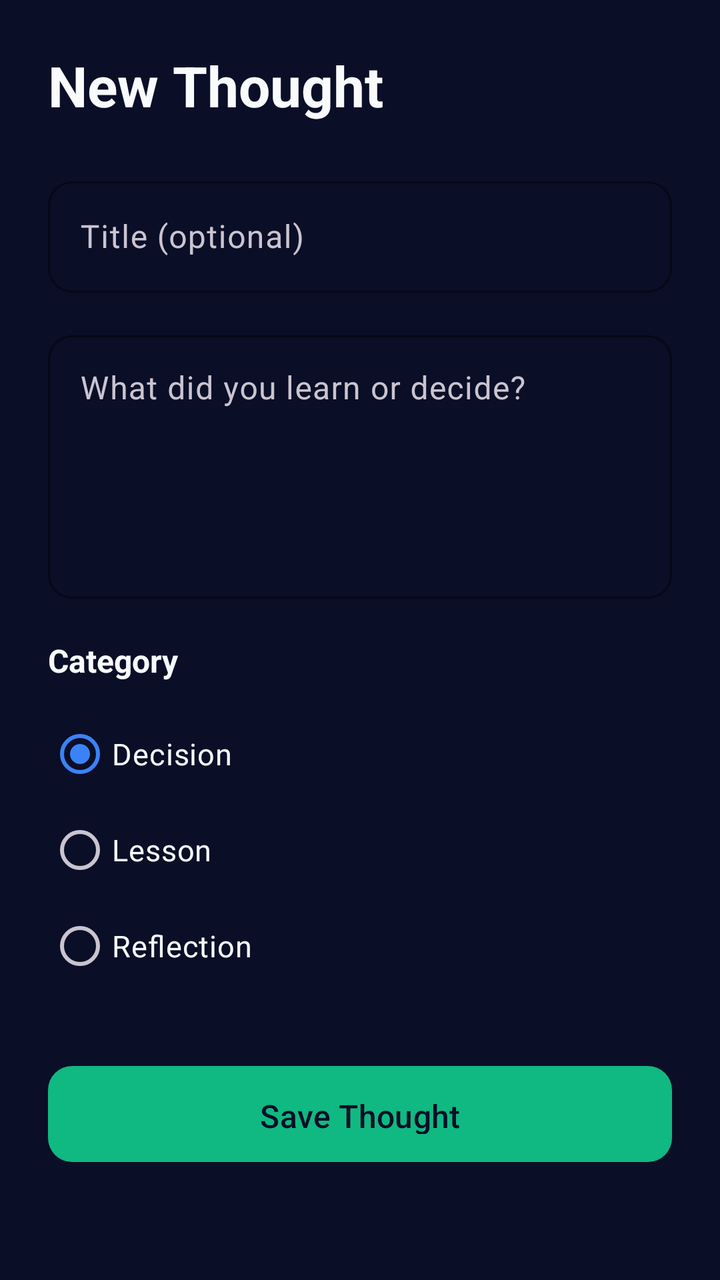
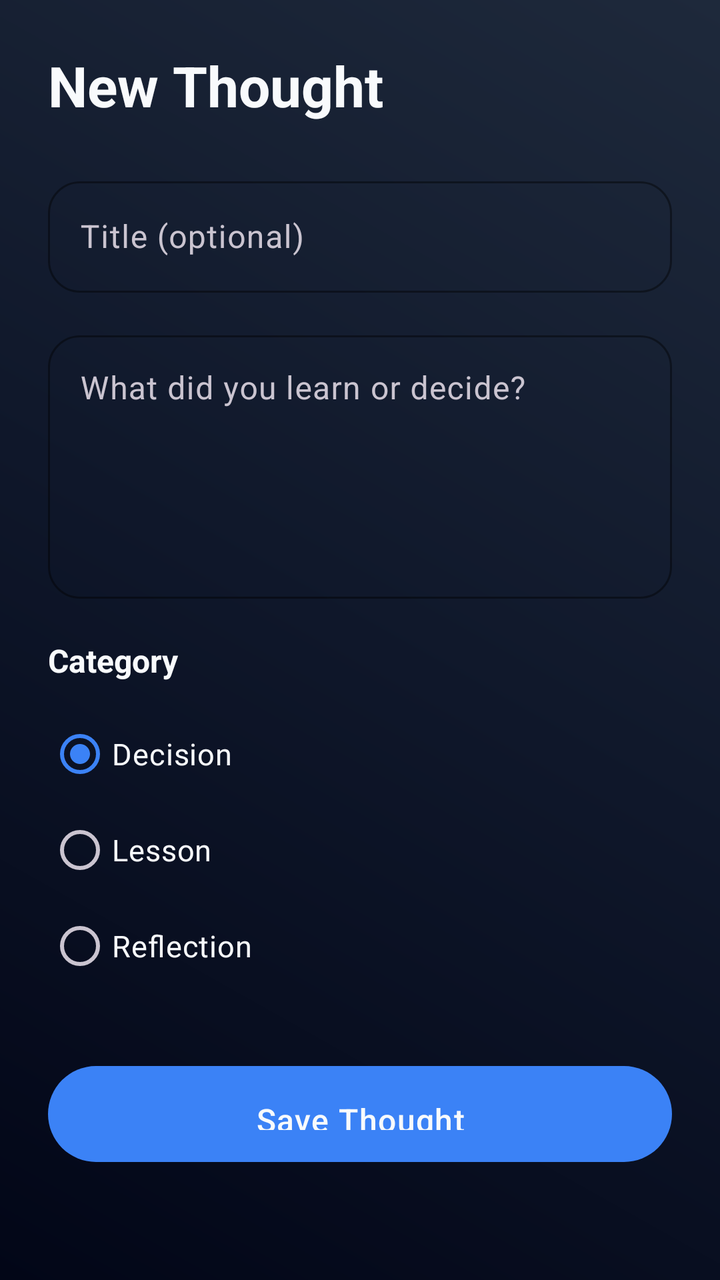

Before-and-after screenshots of an Android layout around one commit, followed by the original layout XML and the change that was made.
<!-- AndroidManifest.xml: application theme Theme.SecondBrainLite -->
<!-- res/layout/activity_add_thought.xml -->
<?xml version="1.0" encoding="utf-8"?>
<ScrollView 
    xmlns:android="http://schemas.android.com/apk/res/android"
    xmlns:app="http://schemas.android.com/apk/res-auto"
    android:layout_width="match_parent"
    android:layout_height="match_parent"
    android:background="@color/background_dark_navy"
    android:fillViewport="true">

    <LinearLayout
        android:layout_width="match_parent"
        android:layout_height="wrap_content"
        android:orientation="vertical"
        android:padding="24dp">

        
        <TextView
            android:id="@+id/headerTextView"
            android:layout_width="wrap_content"
            android:layout_height="wrap_content"
            android:text="@string/add_thought_title"
            android:textColor="@color/text_off_white"
            android:textSize="28sp"
            android:textStyle="bold"
            android:layout_marginBottom="24dp"/>

        
        <com.google.android.material.textfield.TextInputLayout
            android:layout_width="match_parent"
            android:layout_height="wrap_content"
            style="@style/Widget.SecondBrain.TextInputLayout"
            android:layout_marginBottom="16dp">

            <com.google.android.material.textfield.TextInputEditText
                android:id="@+id/titleEditText"
                android:layout_width="match_parent"
                android:layout_height="wrap_content"
                android:hint="@string/hint_title"
                android:textColor="@color/text_off_white"
                android:textColorHint="@color/text_secondary"
                android:maxLines="1"
                android:imeOptions="actionNext"/>

        </com.google.android.material.textfield.TextInputLayout>

        
        <com.google.android.material.textfield.TextInputLayout
            android:layout_width="match_parent"
            android:layout_height="wrap_content"
            style="@style/Widget.SecondBrain.TextInputLayout"
            android:layout_marginBottom="20dp">

            <com.google.android.material.textfield.TextInputEditText
                android:id="@+id/thoughtEditText"
                android:layout_width="match_parent"
                android:layout_height="wrap_content"
                android:hint="@string/hint_main_thought"
                android:textColor="@color/text_off_white"
                android:textColorHint="@color/text_secondary"
                android:minLines="5"
                android:maxLines="10"
                android:gravity="top"
                android:inputType="textMultiLine|textCapSentences"/>

        </com.google.android.material.textfield.TextInputLayout>

        
        <TextView
            android:layout_width="wrap_content"
            android:layout_height="wrap_content"
            android:text="@string/category_label"
            android:textColor="@color/text_off_white"
            android:textSize="16sp"
            android:textStyle="bold"
            android:layout_marginBottom="12dp"/>

        
        <RadioGroup
            android:id="@+id/categoryRadioGroup"
            android:layout_width="match_parent"
            android:layout_height="wrap_content"
            android:layout_marginBottom="32dp">

            <RadioButton
                android:id="@+id/decisionRadio"
                android:layout_width="wrap_content"
                android:layout_height="wrap_content"
                android:text="@string/category_decision"
                android:textColor="@color/text_off_white"
                android:textSize="15sp"
                android:checked="true"
                android:buttonTint="@color/category_decision"
                android:paddingVertical="8dp"/>

            <RadioButton
                android:id="@+id/lessonRadio"
                android:layout_width="wrap_content"
                android:layout_height="wrap_content"
                android:text="@string/category_lesson"
                android:textColor="@color/text_off_white"
                android:textSize="15sp"
                android:buttonTint="@color/category_lesson"
                android:paddingVertical="8dp"/>

            <RadioButton
                android:id="@+id/reflectionRadio"
                android:layout_width="wrap_content"
                android:layout_height="wrap_content"
                android:text="@string/category_reflection"
                android:textColor="@color/text_off_white"
                android:textSize="15sp"
                android:buttonTint="@color/category_reflection"
                android:paddingVertical="8dp"/>

        </RadioGroup>

        
        <com.google.android.material.button.MaterialButton
            android:id="@+id/saveButton"
            android:layout_width="match_parent"
            android:layout_height="56dp"
            android:text="@string/save_thought"
            style="@style/Widget.SecondBrain.Button"
            android:textSize="16sp"/>

    </LinearLayout>

</ScrollView>
<!-- resources referenced by this layout -->
<resources>
  <color name="background_dark_navy">#0A0E27</color>
  <color name="category_decision">#F59E0B</color>
  <color name="category_lesson">#8B5CF6</color>
  <color name="category_reflection">#EC4899</color>
  <color name="text_off_white">#F8FAFC</color>
  <color name="text_secondary">#94A3B8</color>
  <string name="add_thought_title">New Thought</string>
  <string name="category_decision">Decision</string>
  <string name="category_label">Category</string>
  <string name="category_lesson">Lesson</string>
  <string name="category_reflection">Reflection</string>
  <string name="hint_main_thought">What did you learn or decide?</string>
  <string name="hint_title">Title (optional)</string>
  <string name="save_thought">Save Thought</string>
  <style name="Widget.SecondBrain.Button" parent="Widget.Material3.Button">
          <item name="android:textColor">@color/background_dark_navy</item>
          <item name="backgroundTint">@color/secondary_green</item>
          <item name="cornerRadius">12dp</item>
          <item name="android:textAllCaps">false</item>
          <item name="android:paddingTop">14dp</item>
          <item name="android:paddingBottom">14dp</item>
      </style>
  <style name="Widget.SecondBrain.TextInputLayout" parent="Widget.Material3.TextInputLayout.OutlinedBox">
          <item name="boxStrokeColor">@color/primary_soft_blue</item>
          <item name="hintTextColor">@color/text_secondary</item>
          <item name="boxCornerRadiusTopStart">12dp</item>
          <item name="boxCornerRadiusTopEnd">12dp</item>
          <item name="boxCornerRadiusBottomStart">12dp</item>
          <item name="boxCornerRadiusBottomEnd">12dp</item>
      </style>
  <style name="Theme.SecondBrainLite" parent="Base.Theme.SecondBrainLite" />
  <color name="secondary_green">#10B981</color>
  <color name="primary_soft_blue">#3B82F6</color>
  <style name="Base.Theme.SecondBrainLite" parent="Theme.Material3.Dark.NoActionBar">
          
          <item name="colorPrimary">@color/primary_soft_blue</item>
          <item name="colorPrimaryVariant">@color/primary_soft_blue</item>
          <item name="colorOnPrimary">@color/background_dark_navy</item>
          
          
          <item name="colorSecondary">@color/secondary_green</item>
          <item name="colorSecondaryVariant">@color/secondary_green</item>
          <item name="colorOnSecondary">@color/background_dark_navy</item>
          
          
          <item name="android:colorBackground">@color/background_dark_navy</item>
          <item name="colorSurface">@color/card_background</item>
          <item name="colorOnSurface">@color/text_off_white</item>
          
          
          <item name="android:textColorPrimary">@color/text_off_white</item>
          <item name="android:textColorSecondary">@color/text_secondary</item>
          
          
          <item name="android:statusBarColor">@color/background_dark_navy</item>
          <item name="android:windowLightStatusBar" tools:targetApi="m">false</item>
          
          
          <item name="android:navigationBarColor">@color/background_dark_navy</item>
      </style>
  <color name="card_background">#1E2A47</color>
</resources>

<!-- the commit's change to res/layout/activity_add_thought.xml (unified diff, before → after) -->
@@ -4,7 +4,7 @@
     xmlns:app="http://schemas.android.com/apk/res-auto"
     android:layout_width="match_parent"
     android:layout_height="match_parent"
-    android:background="@color/background_dark_navy"
+    android:background="@drawable/gradient_background"
     android:fillViewport="true">
 
     <LinearLayout
<!-- resource entries referenced after the edit -->
@@ -1,11 +1,22 @@
 <!-- resources referenced by this layout -->
 <resources>
-  <color name="background_dark_navy">#0A0E27</color>
+  <color name="background_dark_navy">#0F172A</color>
+  <color name="background_gradient_end">#020617</color>
   <color name="category_decision">#F59E0B</color>
   <color name="category_lesson">#8B5CF6</color>
   <color name="category_reflection">#EC4899</color>
   <color name="text_off_white">#F8FAFC</color>
   <color name="text_secondary">#94A3B8</color>
+  <!-- drawable gradient_background (drawable) -->
+  <shape xmlns:android="http://schemas.android.com/apk/res/android">
+      <gradient
+          android:angle="225"
+          android:startColor="@color/background_gradient_start"
+          android:centerColor="@color/background_dark_navy"
+          android:endColor="@color/background_gradient_end"
+          android:type="linear" />
+      <dither android:dither="true"/>
+  </shape>
   <string name="add_thought_title">New Thought</string>
   <string name="category_decision">Decision</string>
   <string name="category_label">Category</string>
@@ -15,33 +26,38 @@
   <string name="hint_title">Title (optional)</string>
   <string name="save_thought">Save Thought</string>
   <style name="Widget.SecondBrain.Button" parent="Widget.Material3.Button">
-          <item name="android:textColor">@color/background_dark_navy</item>
-          <item name="backgroundTint">@color/secondary_green</item>
-          <item name="cornerRadius">12dp</item>
+          <item name="android:textColor">@color/text_off_white</item>
+          <item name="backgroundTint">@color/primary_soft_blue</item>
+          <item name="cornerRadius">24dp</item>
           <item name="android:textAllCaps">false</item>
-          <item name="android:paddingTop">14dp</item>
-          <item name="android:paddingBottom">14dp</item>
+          <item name="android:fontFamily">sans-serif-medium</item>
+          <item name="android:paddingTop">16dp</item>
+          <item name="android:paddingBottom">16dp</item>
+          <item name="android:letterSpacing">0.03</item>
+          <item name="elevation">6dp</item>
       </style>
   <style name="Widget.SecondBrain.TextInputLayout" parent="Widget.Material3.TextInputLayout.OutlinedBox">
           <item name="boxStrokeColor">@color/primary_soft_blue</item>
           <item name="hintTextColor">@color/text_secondary</item>
-          <item name="boxCornerRadiusTopStart">12dp</item>
-          <item name="boxCornerRadiusTopEnd">12dp</item>
-          <item name="boxCornerRadiusBottomStart">12dp</item>
-          <item name="boxCornerRadiusBottomEnd">12dp</item>
+          <item name="boxCornerRadiusTopStart">16dp</item>
+          <item name="boxCornerRadiusTopEnd">16dp</item>
+          <item name="boxCornerRadiusBottomStart">16dp</item>
+          <item name="boxCornerRadiusBottomEnd">16dp</item>
       </style>
   <style name="Theme.SecondBrainLite" parent="Base.Theme.SecondBrainLite" />
+  <color name="background_gradient_start">#1E293B</color>
   <color name="secondary_green">#10B981</color>
+  <color name="gradient_end">#EC4899</color>
   <color name="primary_soft_blue">#3B82F6</color>
   <style name="Base.Theme.SecondBrainLite" parent="Theme.Material3.Dark.NoActionBar">
           
           <item name="colorPrimary">@color/primary_soft_blue</item>
-          <item name="colorPrimaryVariant">@color/primary_soft_blue</item>
-          <item name="colorOnPrimary">@color/background_dark_navy</item>
+          <item name="colorPrimaryVariant">@color/gradient_mid</item>
+          <item name="colorOnPrimary">@color/text_off_white</item>
           
           
           <item name="colorSecondary">@color/secondary_green</item>
-          <item name="colorSecondaryVariant">@color/secondary_green</item>
+          <item name="colorSecondaryVariant">@color/gradient_end</item>
           <item name="colorOnSecondary">@color/background_dark_navy</item>
           
           
@@ -60,6 +76,7 @@
           
           <item name="android:navigationBarColor">@color/background_dark_navy</item>
       </style>
-  <color name="card_background">#1E2A47</color>
+  <color name="gradient_mid">#8B5CF6</color>
+  <color name="card_background">#1E293B</color>
 </resources>
 
